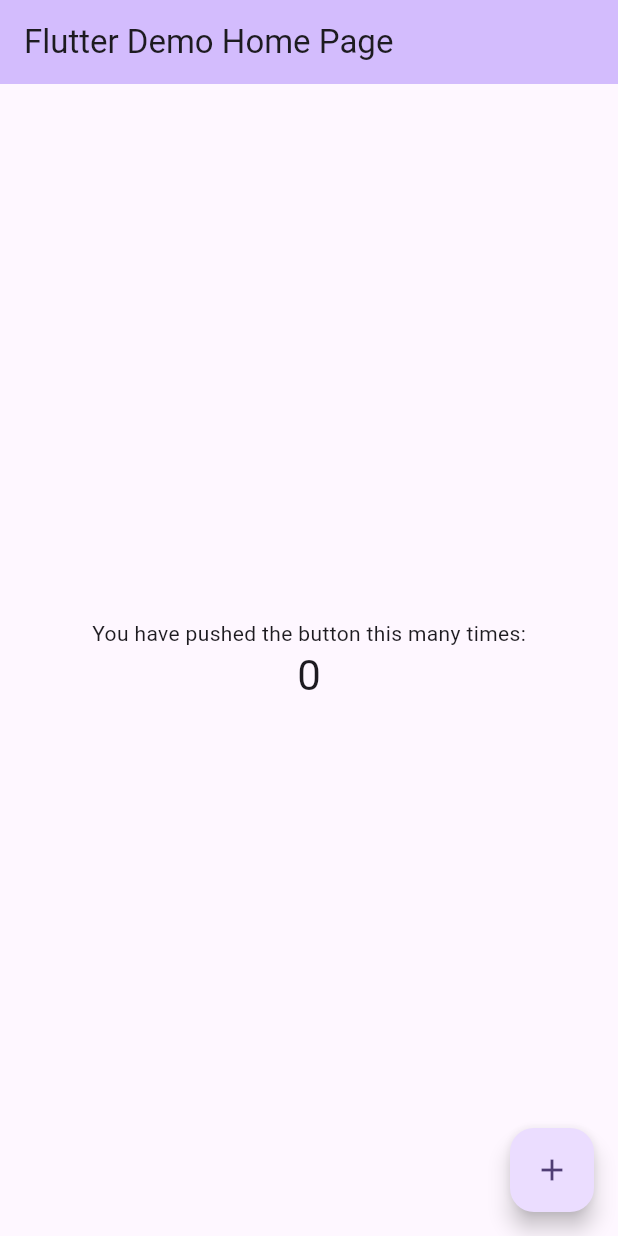
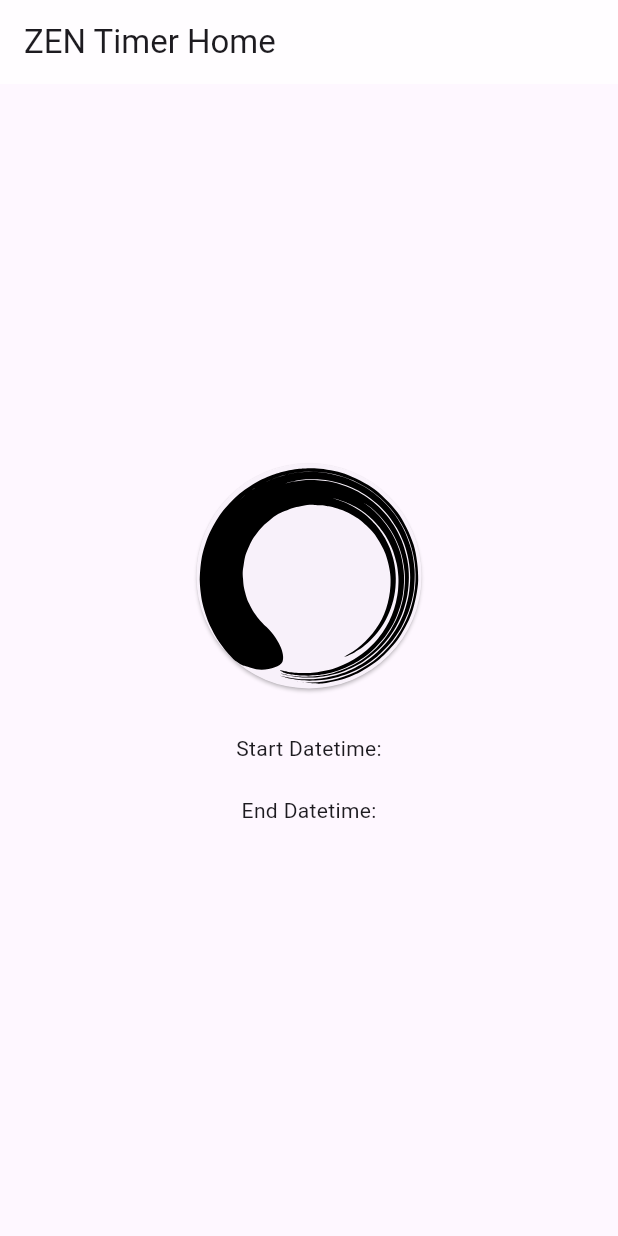
Before and after one commit to Shumpei-Otsuka/zen_timer, a Flutter app: the screen it shows after launch, on a phone screen of 412 x 824 dp. Run offline on Flutter 3.47's test engine with Material 3 defaults, Android fonts, the light colour scheme and no system bars; our stand-ins replace flutter_svg.

Commit message:
sample code change to ZEN.

```diff
--- a/lib/main.dart
+++ b/lib/main.dart
@@ -1,17 +1,22 @@
 import 'package:flutter/material.dart';
+import 'package:flutter/services.dart';
+import 'package:zen_timer/zen.dart';
+import 'package:intl/intl.dart';
+import 'package:flutter_svg/flutter_svg.dart';
 
 void main() {
-  runApp(const MyApp());
+  runApp(const ZenApp());
 }
 
-class MyApp extends StatelessWidget {
-  const MyApp({super.key});
+class ZenApp extends StatelessWidget {
+  const ZenApp({super.key});
 
   // This widget is the root of your application.
   @override
   Widget build(BuildContext context) {
+    WidgetsFlutterBinding.ensureInitialized();
+    SystemChrome.setEnabledSystemUIMode(SystemUiMode.manual, overlays: SystemUiOverlay.values);
     return MaterialApp(
-      title: 'Flutter Demo',
       theme: ThemeData(
         // This is the theme of your application.
         //
@@ -31,13 +36,13 @@
         colorScheme: ColorScheme.fromSeed(seedColor: Colors.deepPurple),
         useMaterial3: true,
       ),
-      home: const MyHomePage(title: 'Flutter Demo Home Page'),
+      title: 'ZEN Timer',
+      home: const ZenHomePage(title: 'ZEN Timer Home'),
     );
   }
 }
 
-class MyHomePage extends StatefulWidget {
-  const MyHomePage({super.key, required this.title});
+class ZenHomePage extends StatefulWidget {
 
   // This widget is the home page of your application. It is stateful, meaning
   // that it has a State object (defined below) that contains fields that affect
@@ -49,25 +54,34 @@
   // always marked "final".
 
   final String title;
+  final String? startDateTime;
+  const ZenHomePage({super.key, required this.title, this.startDateTime});
 
   @override
-  State<MyHomePage> createState() => _MyHomePageState();
+  State<ZenHomePage> createState() => _ZenHomePageState();
 }
 
-class _MyHomePageState extends State<MyHomePage> {
-  int _counter = 0;
+class _ZenHomePageState extends State<ZenHomePage> {
 
-  void _incrementCounter() {
+  String _startDateTime = '';
+  void _onStartDateTimeUpdate() {
     setState(() {
       // This call to setState tells the Flutter framework that something has
       // changed in this State, which causes it to rerun the build method below
       // so that the display can reflect the updated values. If we changed
       // _counter without calling setState(), then the build method would not be
       // called again, and so nothing would appear to happen.
-      _counter++;
+      _startDateTime =
+          DateFormat('yyyy-MM-dd – kk:mm:ss').format(DateTime.now());
     });
   }
 
+  String _endDateTime = '';
+  void _onEndDateTimeReceived(String endDateTime) {
+    setState(() {
+      _endDateTime = endDateTime;
+    });
+  }
   @override
   Widget build(BuildContext context) {
     // This method is rerun every time setState is called, for instance as done
@@ -81,10 +95,10 @@
         // TRY THIS: Try changing the color here to a specific color (to
         // Colors.amber, perhaps?) and trigger a hot reload to see the AppBar
         // change color while the other colors stay the same.
-        backgroundColor: Theme.of(context).colorScheme.inversePrimary,
         // Here we take the value from the MyHomePage object that was created by
         // the App.build method, and use it to set our appbar title.
-        title: Text(widget.title),
+        backgroundColor: Colors.white70,
+        title: Text(widget.title, selectionColor: Colors.black),
       ),
       body: Center(
         // Center is a layout widget. It takes a single child and positions it
@@ -105,21 +119,40 @@
           // wireframe for each widget.
           mainAxisAlignment: MainAxisAlignment.center,
           children: <Widget>[
+            ElevatedButton(
+              style: ElevatedButton.styleFrom(
+                shape: const CircleBorder(),
+              ),
+              onPressed: () {
+                _onStartDateTimeUpdate();
+                Navigator.push(
+                  context,
+                  MaterialPageRoute(builder: (context) => ZenPage(onDateTimeReceived: _onEndDateTimeReceived,)),
+                );
+              },
+              child: SvgPicture.asset('assets/Enso.svg', // Replace with your asset path
+                width: 150.0, // Optional, to set the width
+                height: 150.0, // Optional, to set the height
+              ),
+            ),
+            const SizedBox(
+                height: 30
+            ),
             const Text(
-              'You have pushed the button this many times:',
+              'Start Datetime:',
             ),
             Text(
-              '$_counter',
-              style: Theme.of(context).textTheme.headlineMedium,
+              '$_startDateTime',
+            ),
+            const Text(
+              'End Datetime:',
+            ),
+            Text(
+              '$_endDateTime',
             ),
           ],
         ),
       ),
-      floatingActionButton: FloatingActionButton(
-        onPressed: _incrementCounter,
-        tooltip: 'Increment',
-        child: const Icon(Icons.add),
-      ), // This trailing comma makes auto-formatting nicer for build methods.
     );
   }
 }
--- a/pubspec.yaml
+++ b/pubspec.yaml
@@ -30,6 +30,8 @@ environment:
 dependencies:
   flutter:
     sdk: flutter
+  intl: ^0.17.0
+  flutter_svg: ^2.0.9
 
 
   # The following adds the Cupertino Icons font to your application.
@@ -47,6 +49,7 @@ dev_dependencies:
   # rules and activating additional ones.
   flutter_lints: ^2.0.0
 
+
 # For information on the generic Dart part of this file, see the
 # following page: https://dart.dev/tools/pub/pubspec
 
@@ -62,6 +65,8 @@ flutter:
   # assets:
   #   - images/a_dot_burr.jpeg
   #   - images/a_dot_ham.jpeg
+  assets:
+    - assets/
 
   # An image asset can refer to one or more resolution-specific "variants", see
   # https://flutter.dev/assets-and-images/#resolution-aware
```
Also changed, not shown: lib/zen.dart (added, +34 -0 lines), assets/Enso.svg (added), pubspec.lock, 1 other file.
